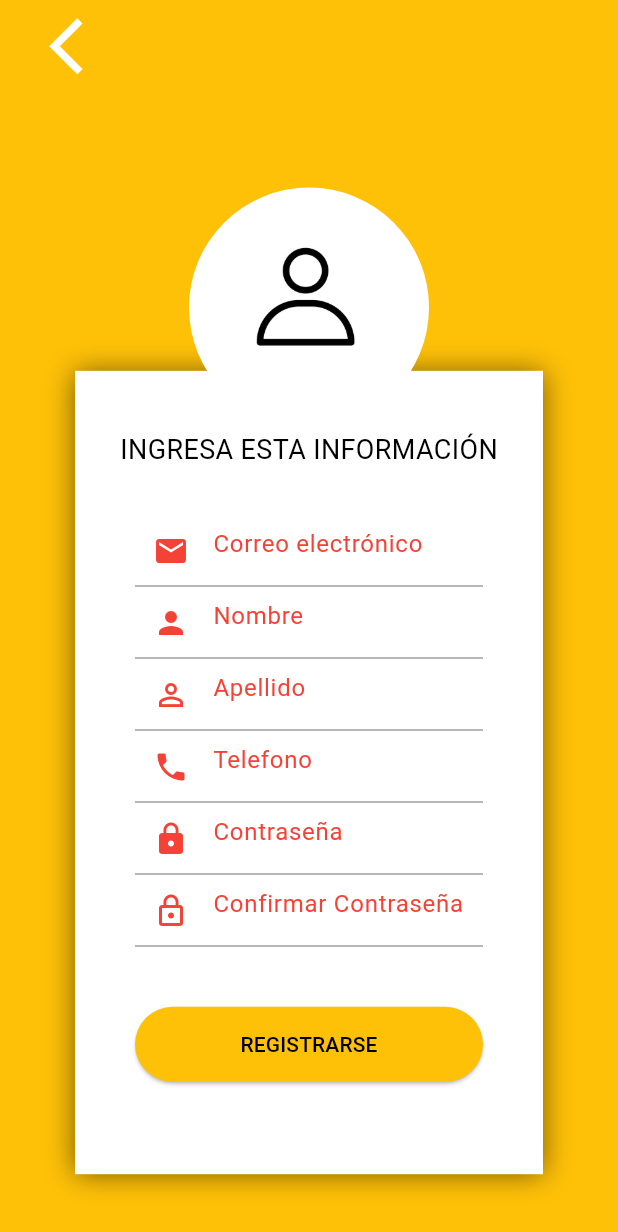
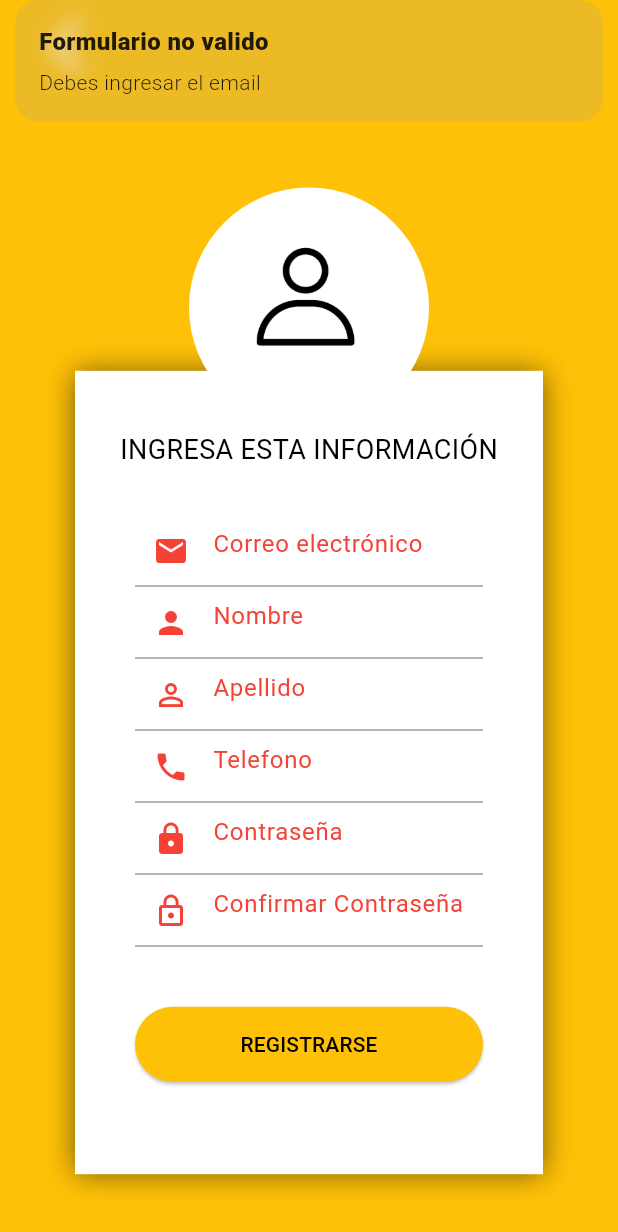
Before and after one commit to Gherrera99/delivery_flutter_umsa, a Flutter app: the RegisterPage screen opened by its route, after a tap on "REGISTRARSE", on a phone screen of 412 x 824 dp. Shown: the top 1232 px of the screen. Run offline on Flutter 3.47's test engine with Material 3 defaults, Android fonts, the phone set to English and light mode, and no system bars; our stand-ins replace get.

Commit message:
Trabajando con los formularios

```diff
--- a/lib/src/pages/login/login_controller.dart
+++ b/lib/src/pages/login/login_controller.dart
@@ -1,8 +1,44 @@
+import 'package:flutter/cupertino.dart';
 import 'package:get/get.dart';
 
 class LoginController extends GetxController{
 
+  TextEditingController emailController = TextEditingController();
+  TextEditingController passwordController = TextEditingController();
+
   void goToRegisterPage() {
     Get.toNamed('/register');
   }
+
+  void login(){
+    String email = emailController.text.trim();
+    String password = passwordController.text.trim();
+
+    print('Email ${email}');
+    print('Password ${password}');
+
+    if(isValidForm(email, password)){
+      Get.snackbar('Formulario valido', 'Estas listo para enviar la peticion Http');
+    }
+  }
+
+  bool isValidForm(String email, String password){
+
+    if(email.isEmpty){
+      Get.snackbar('Formulario no valido', 'Debes ingresar el email');
+      return false;
+    }
+
+    if (!GetUtils.isEmail(email)){
+      Get.snackbar('Formulario no valido', 'El email no es valido');
+      return false;
+    }
+
+    if(password.isEmpty){
+      Get.snackbar('Formulario no valido', 'Debes ingresar el password');
+      return false;
+    }
+
+    return true;
+  }
 }
--- a/lib/src/pages/login/login_page.dart
+++ b/lib/src/pages/login/login_page.dart
@@ -84,6 +84,7 @@ class LoginPage extends StatelessWidget {
     return Container(
       margin: EdgeInsets.symmetric(horizontal: 40),
       child: TextField(
+        controller: con.emailController,
         keyboardType: TextInputType.emailAddress,
         decoration: InputDecoration(
           hintText: 'Correo electrónico',
@@ -97,6 +98,7 @@ class LoginPage extends StatelessWidget {
     return Container(
       margin: EdgeInsets.symmetric(horizontal: 40),
       child: TextField(
+        controller: con.passwordController,
         keyboardType: TextInputType.text,
         obscureText: true,
         decoration: InputDecoration(
@@ -112,7 +114,7 @@ class LoginPage extends StatelessWidget {
       width: double.infinity,
       margin: EdgeInsets.symmetric(horizontal: 40, vertical: 40),
       child: ElevatedButton(
-          onPressed: () {},
+          onPressed: () => con.login(),
           style: ElevatedButton.styleFrom(
               padding: EdgeInsets.symmetric(vertical: 15)
           ),
--- /dev/null
+++ b/lib/src/pages/register/register_controller.dart
@@ -0,0 +1,80 @@
+import 'package:flutter/material.dart';
+import 'package:get/get.dart';
+
+class RegisterController extends GetxController{
+  TextEditingController emailController = TextEditingController();
+  TextEditingController nameController = TextEditingController();
+  TextEditingController lastnameController = TextEditingController();
+  TextEditingController phoneController = TextEditingController();
+  TextEditingController passwordController = TextEditingController();
+  TextEditingController confirmPasswordController = TextEditingController();
+
+  void register(){
+    String email = emailController.text.trim();
+    String name = nameController.text;
+    String lastname = lastnameController.text;
+    String phone = phoneController.text;
+    String password = passwordController.text.trim();
+    String confirmPassword = confirmPasswordController.text.trim();
+
+    print('Email ${email}');
+    print('Password ${password}');
+
+    if(isValidForm(email, name, lastname, phone, password, confirmPassword)){
+      Get.snackbar('Formulario valido', 'Estas listo para enviar la peticion Http');
+    }
+  }
+
+  bool isValidForm(
+      String email,
+      String name,
+      String lastname,
+      String phone,
+      String password,
+      String confirmPassword
+      ){
+
+    if(email.isEmpty){
+      Get.snackbar('Formulario no valido', 'Debes ingresar el email');
+      return false;
+    }
+
+    if (!GetUtils.isEmail(email)){
+      Get.snackbar('Formulario no valido', 'El email no es valido');
+      return false;
+    }
+
+    if (name.isEmpty) {
+      Get.snackbar('Formulario no valido', 'Debes ingresar tu nombre');
+      return false;
+    }
+
+    if (lastname.isEmpty) {
+      Get.snackbar('Formulario no valido', 'Debes ingresar tu apellido');
+      return false;
+    }
+
+    if (phone.isEmpty) {
+      Get.snackbar('Formulario no valido', 'Debes ingresar tu numero telefonico');
+      return false;
+    }
+
+    if (password.isEmpty) {
+      Get.snackbar('Formulario no valido', 'Debes ingresar el password');
+      return false;
+    }
+
+    if (confirmPassword.isEmpty) {
+      Get.snackbar('Formulario no valido', 'Debes ingresar la confirmacion del password');
+      return false;
+    }
+
+    if (password != confirmPassword) {
+      Get.snackbar('Formulario no valido', 'los password no coinciden');
+      return false;
+    }
+
+
+    return true;
+  }
+}
--- a/lib/src/pages/register/register_page.dart
+++ b/lib/src/pages/register/register_page.dart
@@ -1,4 +1,5 @@
 //import 'package:flutter/cupertino.dart';
+import 'package:delivery_flutter_app/src/pages/register/register_controller.dart';
 import 'package:flutter/material.dart';
 import 'package:get/get.dart';
 
@@ -7,7 +8,7 @@ import 'package:get/get.dart';
 
 class RegisterPage extends StatelessWidget {
 
-  const RegisterPage({Key? key}) : super(key: key);
+  RegisterController con = Get.put(RegisterController());
 
   @override
   Widget build(BuildContext context) {
@@ -82,6 +83,7 @@ class RegisterPage extends StatelessWidget {
     return Container(
       margin: EdgeInsets.symmetric(horizontal: 40),
       child: TextField(
+        controller: con.emailController,
         keyboardType: TextInputType.emailAddress,
         decoration: InputDecoration(
             hintText: 'Correo electrónico',
@@ -95,6 +97,7 @@ class RegisterPage extends StatelessWidget {
     return Container(
       margin: EdgeInsets.symmetric(horizontal: 40),
       child: TextField(
+        controller: con.nameController,
         keyboardType: TextInputType.text,
         decoration: InputDecoration(
             hintText: 'Nombre',
@@ -104,10 +107,25 @@ class RegisterPage extends StatelessWidget {
     );
   }
 
+  Widget _textFieldLastName(){
+    return Container(
+      margin: EdgeInsets.symmetric(horizontal: 40),
+      child: TextField(
+        controller: con.lastnameController,
+        keyboardType: TextInputType.emailAddress,
+        decoration: InputDecoration(
+            hintText: 'Apellido',
+            prefixIcon: Icon(Icons.person_outline)
+        ),
+      ),
+    );
+  }
+
   Widget _textFieldPhone(){
     return Container(
       margin: EdgeInsets.symmetric(horizontal: 40),
       child: TextField(
+        controller: con.phoneController,
         keyboardType: TextInputType.phone,
         decoration: InputDecoration(
             hintText: 'Telefono',
@@ -117,24 +135,13 @@ class RegisterPage extends StatelessWidget {
     );
   }
 
-  Widget _textFieldLastName(){
-    return Container(
-      margin: EdgeInsets.symmetric(horizontal: 40),
-      child: TextField(
-        keyboardType: TextInputType.emailAddress,
-        decoration: InputDecoration(
-            hintText: 'Apellido',
-            prefixIcon: Icon(Icons.person_outline)
-        ),
-      ),
-    );
-  }
 
 
   Widget _textFieldPassword(){
     return Container(
       margin: EdgeInsets.symmetric(horizontal: 40),
       child: TextField(
+        controller: con.passwordController,
         keyboardType: TextInputType.text,
         obscureText: true,
         decoration: InputDecoration(
@@ -149,6 +156,7 @@ class RegisterPage extends StatelessWidget {
     return Container(
       margin: EdgeInsets.symmetric(horizontal: 40),
       child: TextField(
+        controller: con.confirmPasswordController,
         keyboardType: TextInputType.text,
         obscureText: true,
         decoration: InputDecoration(
@@ -164,7 +172,7 @@ class RegisterPage extends StatelessWidget {
       width: double.infinity,
       margin: EdgeInsets.symmetric(horizontal: 40, vertical: 40),
       child: ElevatedButton(
-          onPressed: () {},
+          onPressed: () => con.register(),
           style: ElevatedButton.styleFrom(
               padding: EdgeInsets.symmetric(vertical: 15)
           ),
```
